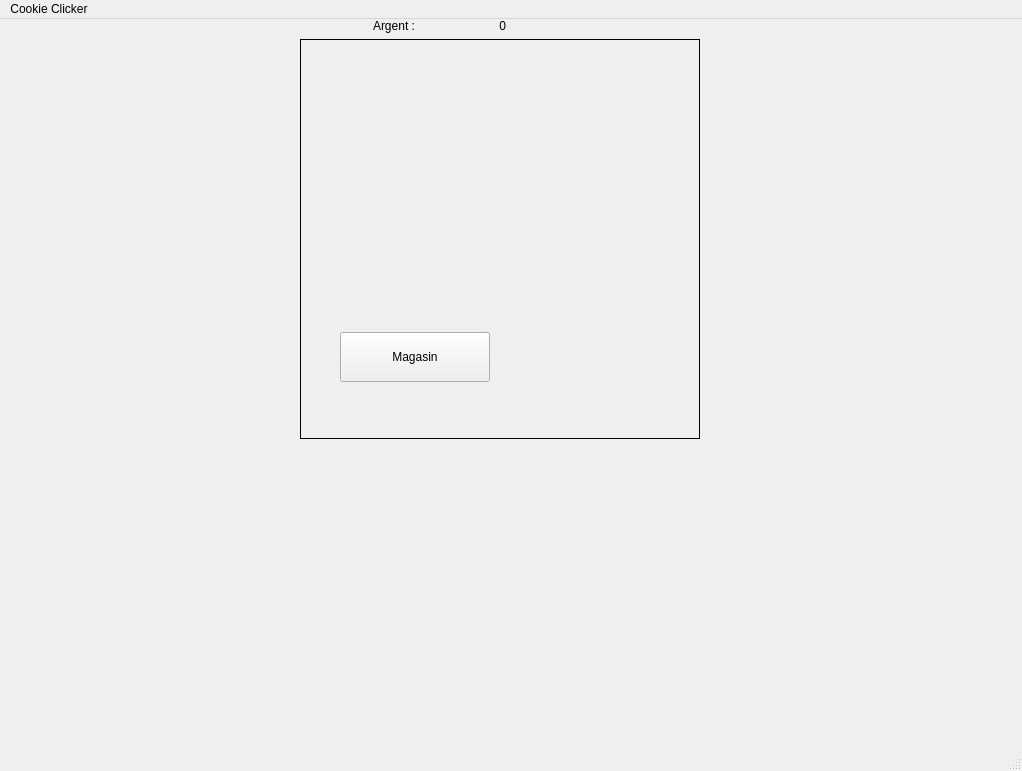
Old version of the form CookieClicker2/cookieclicker2.ui in the repository SimonBach1/QtProject.
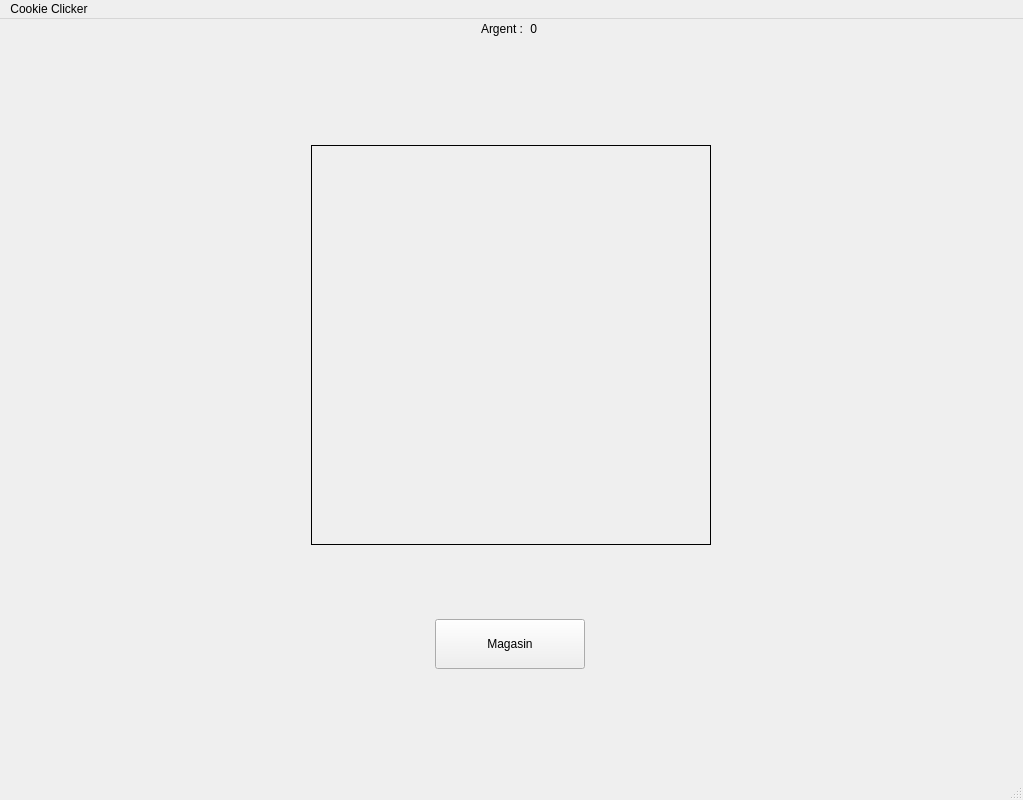
New version of the form.

What changed in the file:
```diff
--- a/CookieClicker2/cookieclicker2.ui
+++ b/CookieClicker2/cookieclicker2.ui
@@ -6,8 +6,8 @@
    <rect>
     <x>0</x>
     <y>0</y>
-    <width>1022</width>
-    <height>771</height>
+    <width>1023</width>
+    <height>800</height>
    </rect>
   </property>
   <property name="windowTitle">
@@ -26,12 +26,12 @@
       <x>0</x>
       <y>0</y>
       <width>1021</width>
-      <height>601</height>
+      <height>751</height>
      </rect>
     </property>
     <layout class="QVBoxLayout" name="mainLayout">
      <property name="leftMargin">
-      <number>300</number>
+      <number>0</number>
      </property>
      <property name="bottomMargin">
       <number>1</number>
@@ -47,6 +47,19 @@
        <property name="bottomMargin">
         <number>0</number>
        </property>
+       <item>
+        <spacer name="horizontalSpacer_6">
+         <property name="orientation">
+          <enum>Qt::Horizontal</enum>
+         </property>
+         <property name="sizeHint" stdset="0">
+          <size>
+           <width>40</width>
+           <height>20</height>
+          </size>
+         </property>
+        </spacer>
+       </item>
        <item>
         <widget class="QLabel" name="label">
          <property name="maximumSize">
@@ -79,7 +92,7 @@
           <enum>Qt::Horizontal</enum>
          </property>
          <property name="sizeType">
-          <enum>QSizePolicy::Fixed</enum>
+          <enum>QSizePolicy::Expanding</enum>
          </property>
          <property name="sizeHint" stdset="0">
           <size>
@@ -92,6 +105,43 @@
       </layout>
      </item>
      <item>
+      <spacer name="verticalSpacer">
+       <property name="orientation">
+        <enum>Qt::Vertical</enum>
+       </property>
+       <property name="sizeType">
+        <enum>QSizePolicy::Fixed</enum>
+       </property>
+       <property name="sizeHint" stdset="0">
+        <size>
+         <width>20</width>
+         <height>100</height>
+        </size>
+       </property>
+      </spacer>
+     </item>
+     <item>
+      <layout class="QHBoxLayout" name="ImageLayout">
+       <property name="spacing">
+        <number>0</number>
+       </property>
+       <property name="bottomMargin">
+        <number>200</number>
+       </property>
+       <item>
+        <spacer name="horizontalSpacer_4">
+         <property name="orientation">
+          <enum>Qt::Horizontal</enum>
+         </property>
+         <property name="sizeHint" stdset="0">
+          <size>
+           <width>40</width>
+           <height>20</height>
+          </size>
+         </property>
+        </spacer>
+       </item>
+       <item>
       <widget class="QLabel" name="cookieImage">
        <property name="minimumSize">
         <size>
@@ -114,22 +164,24 @@
       </widget>
      </item>
      <item>
-      <spacer name="verticalSpacer_2">
+        <spacer name="horizontalSpacer_5">
        <property name="orientation">
-        <enum>Qt::Vertical</enum>
+          <enum>Qt::Horizontal</enum>
        </property>
        <property name="sizeHint" stdset="0">
         <size>
-         <width>20</width>
-         <height>40</height>
+           <width>40</width>
+           <height>20</height>
         </size>
        </property>
       </spacer>
+       </item>
+      </layout>
      </item>
      <item>
       <layout class="QHBoxLayout" name="horizontalLayout_2">
        <property name="bottomMargin">
-        <number>300</number>
+        <number>100</number>
        </property>
        <item>
         <spacer name="horizontalSpacer">
@@ -171,6 +223,9 @@
          <property name="orientation">
           <enum>Qt::Horizontal</enum>
          </property>
+         <property name="sizeType">
+          <enum>QSizePolicy::Fixed</enum>
+         </property>
          <property name="sizeHint" stdset="0">
           <size>
            <width>40</width>
@@ -181,19 +236,6 @@
        </item>
       </layout>
      </item>
-     <item>
-      <spacer name="verticalSpacer">
-       <property name="orientation">
-        <enum>Qt::Vertical</enum>
-       </property>
-       <property name="sizeHint" stdset="0">
-        <size>
-         <width>20</width>
-         <height>40</height>
-        </size>
-       </property>
-      </spacer>
-     </item>
     </layout>
    </widget>
   </widget>
@@ -202,7 +244,7 @@
     <rect>
      <x>0</x>
      <y>0</y>
-     <width>1022</width>
+     <width>1023</width>
      <height>23</height>
     </rect>
    </property>
```
Lines whose indentation alone changed are shown as unchanged.
